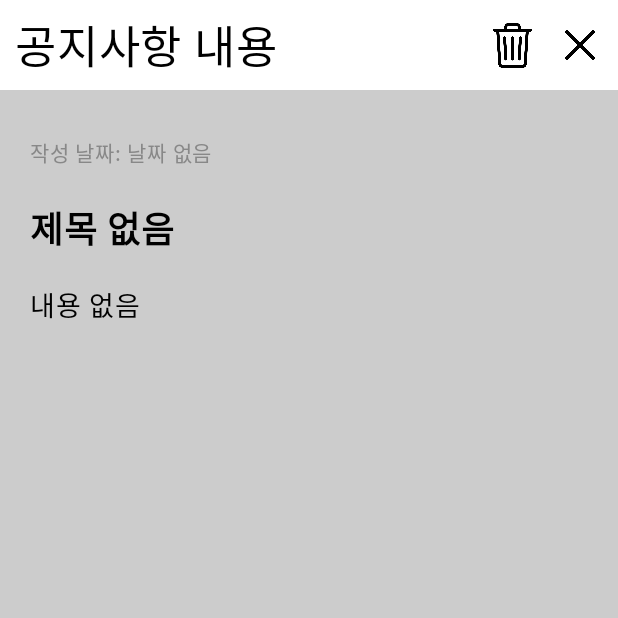
After one commit to gaa333/CV2Project, an Android app built with Jetpack Compose: the DetailAnnouncementActivity screen opened directly, with no data from a screen before it, on a phone screen of 412 x 824 dp, the top half of it. The commit adds this screen. Run offline under Robolectric (Android 15) with nearby library versions, the phone set to English and light mode, and no system bars.

Commit message:
DetailAnnouncementActivity 공지사항 내용 추가 공지사항 삭제 기능 추가

```diff
--- a/app/src/main/AndroidManifest.xml
+++ b/app/src/main/AndroidManifest.xml
@@ -36,6 +36,7 @@
         <activity android:name=".PoseAnalysisActivity" />
         <activity android:name=".ScheduleActivity" />
         <activity android:name=".AddAnnouncementActivity" />
+        <activity android:name=".DetailAnnouncementActivity" />
     </application>
 
 </manifest>
--- /dev/null
+++ b/app/src/main/java/com/example/cv2project/DetailAnnouncementActivity.kt
@@ -0,0 +1,163 @@
+package com.example.cv2project
+
+import android.app.Activity
+import android.content.Intent
+import android.os.Bundle
+import androidx.activity.ComponentActivity
+import androidx.activity.compose.setContent
+import androidx.compose.foundation.Image
+import androidx.compose.foundation.background
+import androidx.compose.foundation.clickable
+import androidx.compose.foundation.layout.Arrangement
+import androidx.compose.foundation.layout.Column
+import androidx.compose.foundation.layout.Row
+import androidx.compose.foundation.layout.Spacer
+import androidx.compose.foundation.layout.fillMaxSize
+import androidx.compose.foundation.layout.fillMaxWidth
+import androidx.compose.foundation.layout.height
+import androidx.compose.foundation.layout.padding
+import androidx.compose.foundation.layout.size
+import androidx.compose.foundation.rememberScrollState
+import androidx.compose.foundation.verticalScroll
+import androidx.compose.material3.AlertDialog
+import androidx.compose.material3.Button
+import androidx.compose.material3.Card
+import androidx.compose.material3.Text
+import androidx.compose.runtime.Composable
+import androidx.compose.runtime.getValue
+import androidx.compose.runtime.mutableStateOf
+import androidx.compose.runtime.remember
+import androidx.compose.runtime.setValue
+import androidx.compose.ui.Alignment
+import androidx.compose.ui.Modifier
+import androidx.compose.ui.graphics.Color
+import androidx.compose.ui.platform.LocalContext
+import androidx.compose.ui.res.painterResource
+import androidx.compose.ui.text.font.FontWeight
+import androidx.compose.ui.unit.dp
+import androidx.compose.ui.unit.sp
+import com.example.cv2project.ui.theme.CV2ProjectTheme
+
+class DetailAnnouncementActivity : ComponentActivity() {
+    override fun onCreate(savedInstanceState: Bundle?) {
+        super.onCreate(savedInstanceState)
+        val title = intent.getStringExtra("announcement_title") ?: "제목 없음"
+        val content = intent.getStringExtra("announcement_content") ?: "내용 없음"
+        val date = intent.getStringExtra("announcement_date") ?: "날짜 없음"
+        setContent {
+            CV2ProjectTheme {
+                DetailAnnouncementScreen(
+                    title, content, date,
+                )
+            }
+        }
+    }
+}
+
+@Composable
+fun DetailAnnouncementScreen(
+    title: String,
+    content: String,
+    date: String,
+) {
+    val context = LocalContext.current as? Activity
+    var showDialog by remember { mutableStateOf(false) }
+    Column(
+        modifier = Modifier
+            .fillMaxSize()
+            .background(color = Color.LightGray),
+        verticalArrangement = Arrangement.Top,
+        horizontalAlignment = Alignment.CenterHorizontally
+    ) {
+        Spacer(modifier = Modifier.weight(0.1f))
+        Row(
+            modifier = Modifier
+                .fillMaxWidth()
+                .height(60.dp)
+                .background(color = Color.White),
+            verticalAlignment = Alignment.CenterVertically
+        ) {
+            Text(
+                "공지사항 내용",
+                color = Color.Black,
+                fontSize = 30.sp,
+                modifier = Modifier
+                    .weight(1f)
+                    .padding(start = 10.dp)
+            )
+            Image(
+                painter = painterResource(R.drawable.delete),
+                contentDescription = null,
+                modifier = Modifier
+                    .padding(end = 20.dp)
+                    .size(30.dp)
+                    .clickable { showDialog = true }
+            )
+            if (showDialog) {
+                AlertDialog(
+                    onDismissRequest = { showDialog = false },
+                    title = { Text("공지사항 삭제") },
+                    text = { Text("내용이 영구적으로 삭제됩니다. \n삭제하시겠습니다?") },
+                    confirmButton = {
+                        Button(
+                            onClick = {
+                                val resultIntent = Intent().apply {
+                                    putExtra("delete_title", title)
+                                    putExtra("delete_content", content)
+                                    putExtra("delete_date", date)
+                                }
+                                context?.setResult(Activity.RESULT_OK, resultIntent) // 삭제할 데이터 전달
+                                context?.finish() // AnnouncementActivity로 복귀
+                            }
+                        ) {
+                            Text("삭제")
+                        }
+                    },
+                    dismissButton = {
+                        Button(
+                            onClick = {showDialog = false }
+                        ) {
+                            Text("취소")
+                        }
+                    }
+                )
+            }
+            Image(
+                painter = painterResource(R.drawable.x),
+                contentDescription = null,
+                modifier = Modifier
+                    .padding(end = 15.dp)
+                    .size(20.dp)
+                    .clickable { context?.finish() }
+            )
+        }
+        Column(
+            modifier = Modifier
+                .fillMaxSize()
+                .verticalScroll(rememberScrollState())
+                .padding(20.dp)
+        ) {
+            Spacer(modifier = Modifier.size(10.dp))
+            // 작성 날짜
+            Text(
+                text = "작성 날짜: $date",
+                fontSize = 14.sp,
+                color = Color.Gray
+            )
+
+            Spacer(modifier = Modifier.height(20.dp))
+
+            // 공지사항 제목
+            Text(
+                text = title,
+                fontSize = 24.sp,
+                fontWeight = FontWeight.Bold
+            )
+
+            Spacer(modifier = Modifier.height(20.dp))
+
+            // 공지사항 내용
+            Text(text = content, fontSize = 18.sp)
+        }
+    }
+}
--- a/app/src/main/java/com/example/cv2project/preferences/AnnouncementPreferences.kt
+++ b/app/src/main/java/com/example/cv2project/preferences/AnnouncementPreferences.kt
@@ -9,13 +9,13 @@ class AnnouncementPreferences(context: Context) {
     private val prefs: SharedPreferences = context.getSharedPreferences("announcements_prefs", Context.MODE_PRIVATE)
     private val gson = Gson()
 
-    // 📌 공지사항 리스트를 SharedPreferences에 저장 (JSON 변환 후 저장)
+    // 공지사항 리스트를 SharedPreferences에 저장 (JSON 변환 후 저장)
     fun saveAnnouncements(announcements: List<Triple<String, String, String>>) {
         val json = gson.toJson(announcements)
         prefs.edit().putString("announcement_list", json).apply()
     }
 
-    // 📌 SharedPreferences에서 공지사항 리스트 불러오기 (JSON → 리스트로 변환)
+    // SharedPreferences에서 공지사항 리스트 불러오기 (JSON → 리스트로 변환)
     fun loadAnnouncements(): List<Triple<String, String, String>> {
         val json = prefs.getString("announcement_list", null) ?: return emptyList()
         val type = object : TypeToken<List<Triple<String, String, String>>>() {}.type
```
Also changed, not shown: app/src/main/java/com/example/cv2project/AnnouncementActivity.kt (+19 -0 lines), app/src/main/res/drawable/delete.png (added).
